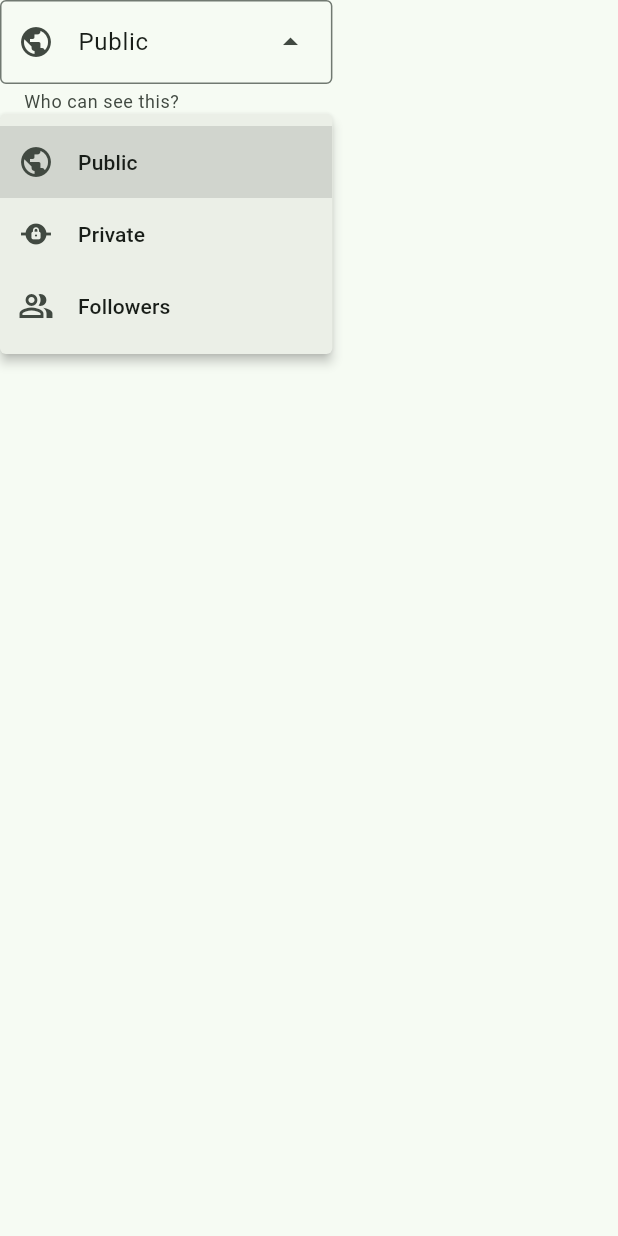
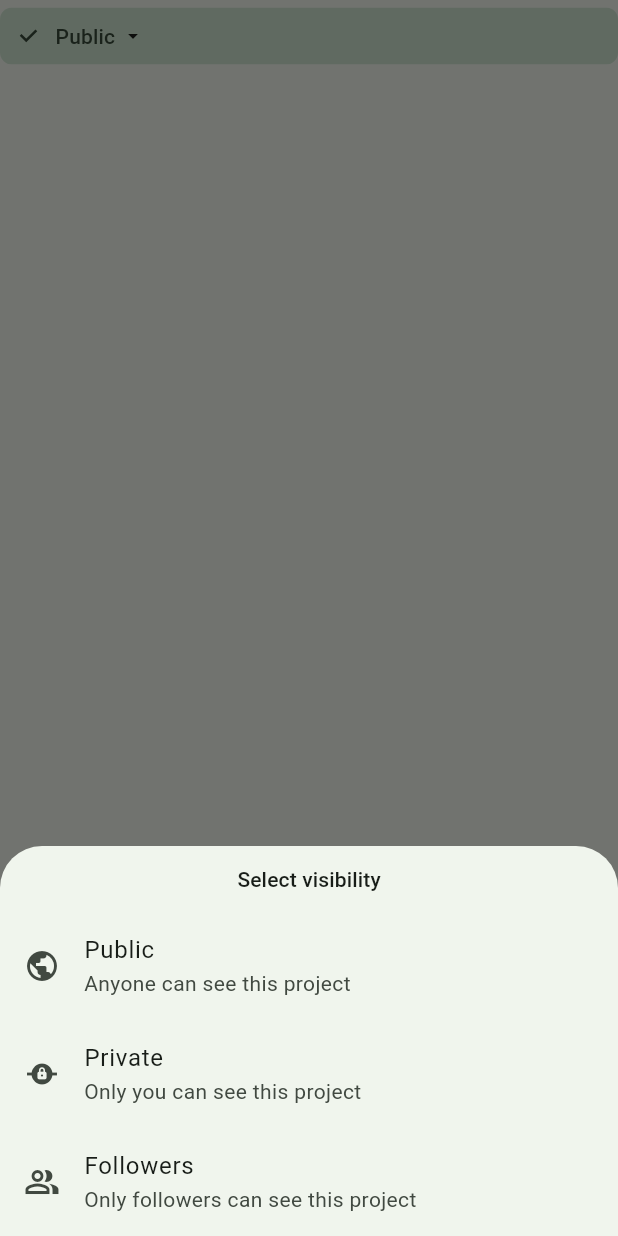
Before and after one commit to dawnj26/craftmate_client, a Flutter app: the VisibilityDropdown widget shown alone on an empty page, opened directly with empty values, after a tap on "Public", on a phone screen of 412 x 824 dp. Run offline on Flutter 3.47's test engine with Material 3 defaults, Android fonts, the phone set to English and light mode, and no system bars; our stand-ins replace app_links, better_player, bloc, bloc_concurrency, carousel_slider, cloud_firestore and 30 more; missing offline and left inert: flutter_quill, flutter_quill_extensions, flutter_web_auth_2, maps_launcher; accounts and stored records are empty.

Commit message:
feat: replace DropdownMenu with FilterChip for visibility selection and add modal options

```diff
--- a/lib/project_management/create_project/blank_project/view/components/visibility_dropdown.dart
+++ b/lib/project_management/create_project/blank_project/view/components/visibility_dropdown.dart
@@ -1,4 +1,5 @@
 import 'package:flutter/material.dart';
+import 'package:gap/gap.dart';
 import 'package:project_repository/project_repository.dart';
 
 class VisibilityDropdown extends StatelessWidget {
@@ -15,20 +16,19 @@ class VisibilityDropdown extends StatelessWidget {
 
   @override
   Widget build(BuildContext context) {
-    return DropdownMenu<ProjectVisibility>(
-      width: width,
-      helperText: 'Who can see this?',
-      onSelected: onSelected,
-      initialSelection: visibility,
-      leadingIcon: _buildVisibilityIcon(visibility),
-      dropdownMenuEntries: ProjectVisibility.values.map((visibility) {
-        final icon = _buildVisibilityIcon(visibility);
-        return DropdownMenuEntry<ProjectVisibility>(
-          value: visibility,
-          label: visibility.label,
-          leadingIcon: icon,
-        );
-      }).toList(),
+    return FilterChip(
+      label: Row(
+        children: [
+          Text(visibility.label),
+          const Gap(4.0),
+          const Icon(
+            Icons.arrow_drop_down,
+            size: 16,
+          ),
+        ],
+      ),
+      selected: true,
+      onSelected: (_) => _showVisibilityOptions(context),
     );
   }
 
@@ -42,4 +42,46 @@ class VisibilityDropdown extends StatelessWidget {
         return const Icon(Icons.people_alt_outlined);
     }
   }
+
+  String _buildDescription(ProjectVisibility visibility) {
+    switch (visibility) {
+      case ProjectVisibility.public:
+        return 'Anyone can see this project';
+      case ProjectVisibility.private:
+        return 'Only you can see this project';
+      case ProjectVisibility.followers:
+        return 'Only followers can see this project';
+    }
+  }
+
+  void _showVisibilityOptions(BuildContext context) {
+    showModalBottomSheet(
+      context: context,
+      builder: (c) {
+        return Column(
+          mainAxisSize: MainAxisSize.min,
+          children: [
+            Padding(
+              padding: const EdgeInsets.all(12.0),
+              child: Text(
+                'Select visibility',
+                style: Theme.of(context).textTheme.labelLarge,
+              ),
+            ),
+            ...ProjectVisibility.values.map(
+              (visibility) => ListTile(
+                leading: _buildVisibilityIcon(visibility),
+                title: Text(visibility.label),
+                subtitle: Text(_buildDescription(visibility)),
+                onTap: () {
+                  onSelected?.call(visibility);
+                  Navigator.pop(context);
+                },
+              ),
+            ),
+          ],
+        );
+      },
+    );
+  }
 }
```
